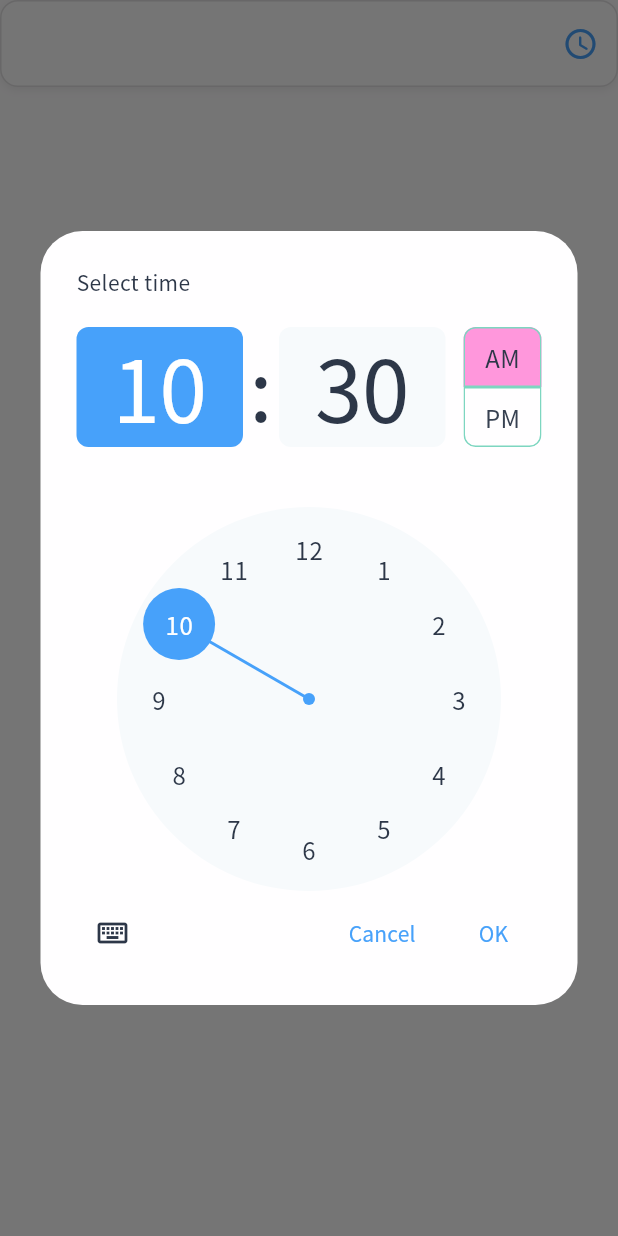
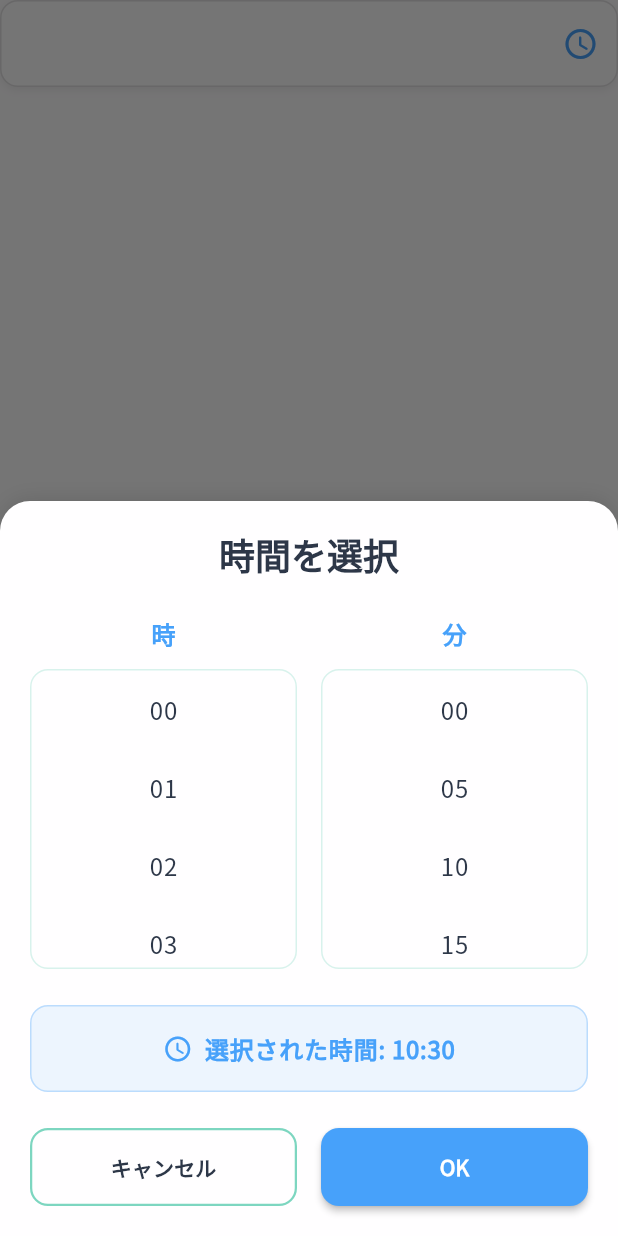
Before and after one commit to tkwest3143/solo-app, a Flutter app: the TimeInputForm widget shown alone on an empty page, opened directly with empty values, after a tap on the "access time" icon, on a phone screen of 412 x 824 dp. Run offline on Flutter 3.47's test engine with Material 3 defaults, Android fonts, the phone set to English and light mode, and no system bars; our stand-ins replace audioplayers, drift, flutter_hooks, flutter_local_notifications, freezed_annotation, go_router and 6 more; accounts and stored records are empty; generated files the repository leaves out were written again; network calls fail; statements that could not run were skipped.

Commit message:
日本語ロケールのサポートを追加し、カスタム時間ピッカーを実装

```diff
--- a/lib/main.dart
+++ b/lib/main.dart
@@ -1,6 +1,7 @@
 import 'package:flutter/material.dart';
 import 'package:flutter/services.dart';
 import 'package:flutter_hooks/flutter_hooks.dart';
+import 'package:flutter_localizations/flutter_localizations.dart';
 import 'package:google_mobile_ads/google_mobile_ads.dart';
 import 'package:hooks_riverpod/hooks_riverpod.dart';
 import 'package:intl/date_symbol_data_local.dart';
@@ -66,6 +67,15 @@ class MyApp extends HookConsumerWidget {
           theme: lightTheme,
           darkTheme: darkTheme,
           themeMode: settings.themeMode,
+          locale: const Locale('ja', 'JP'),
+          localizationsDelegates: const [
+            GlobalMaterialLocalizations.delegate,
+            GlobalWidgetsLocalizations.delegate,
+            GlobalCupertinoLocalizations.delegate,
+          ],
+          supportedLocales: const [
+            Locale('ja', 'JP'),
+          ],
           routeInformationParser: router.routeInformationParser,
           routerDelegate: router.routerDelegate,
           routeInformationProvider: router.routeInformationProvider,
--- a/lib/screen/widgets/global.dart
+++ b/lib/screen/widgets/global.dart
@@ -6,6 +6,7 @@ import 'package:go_router/go_router.dart';
 import 'package:google_mobile_ads/google_mobile_ads.dart';
 import 'package:solo/screen/colors.dart';
 import 'package:solo/screen/router.dart';
+import 'package:solo/screen/widgets/todo/custom_time_picker.dart';
 import 'package:solo/utilities/ad_mob_constant.dart';
 import 'package:solo/screen/states/timer_state.dart';
 import 'package:solo/models/timer_model.dart';
@@ -305,7 +306,7 @@ class TimeInputForm extends StatelessWidget {
   @override
   Widget build(BuildContext context) {
     return GestureDetector(
-      onTap: () => showTimePicker(
+      onTap: () => showCustomTimePicker(
         context: context,
         initialTime: TimeOfDay.now(),
       ).then((time) {
--- /dev/null
+++ b/lib/screen/widgets/todo/custom_time_picker.dart
@@ -0,0 +1,324 @@
+import 'package:flutter/material.dart';
+
+class CustomTimePicker extends StatefulWidget {
+  final TimeOfDay initialTime;
+  final void Function(TimeOfDay) onTimeChanged;
+
+  const CustomTimePicker({
+    super.key,
+    required this.initialTime,
+    required this.onTimeChanged,
+  });
+
+  @override
+  State<CustomTimePicker> createState() => _CustomTimePickerState();
+}
+
+class _CustomTimePickerState extends State<CustomTimePicker> {
+  late int selectedHour;
+  late int selectedMinute;
+
+  @override
+  void initState() {
+    super.initState();
+    selectedHour = widget.initialTime.hour;
+    // 5分単位に丸める
+    selectedMinute = (widget.initialTime.minute ~/ 5) * 5;
+  }
+
+  List<int> get hoursList => List.generate(24, (index) => index);
+  List<int> get minutesList => List.generate(12, (index) => index * 5);
+
+  @override
+  Widget build(BuildContext context) {
+    return Container(
+      padding: const EdgeInsets.all(20),
+      child: Column(
+        mainAxisSize: MainAxisSize.min,
+        children: [
+          Text(
+            '時間を選択',
+            style: Theme.of(context).textTheme.headlineSmall?.copyWith(
+                  fontWeight: FontWeight.bold,
+                  color: Theme.of(context).colorScheme.onSurface,
+                ),
+          ),
+          const SizedBox(height: 24),
+          Row(
+            mainAxisAlignment: MainAxisAlignment.spaceEvenly,
+            children: [
+              // 時間選択
+              Expanded(
+                child: Column(
+                  children: [
+                    Text(
+                      '時',
+                      style: Theme.of(context).textTheme.titleMedium?.copyWith(
+                            fontWeight: FontWeight.w600,
+                            color: Theme.of(context).colorScheme.primary,
+                          ),
+                    ),
+                    const SizedBox(height: 12),
+                    Container(
+                      height: 200,
+                      decoration: BoxDecoration(
+                        borderRadius: BorderRadius.circular(12),
+                        border: Border.all(
+                          color: Theme.of(context).colorScheme.outline.withValues(alpha: 0.3),
+                          width: 1,
+                        ),
+                      ),
+                      child: ListView.builder(
+                        itemCount: hoursList.length,
+                        itemBuilder: (context, index) {
+                          final hour = hoursList[index];
+                          final isSelected = hour == selectedHour;
+                          return GestureDetector(
+                            onTap: () {
+                              setState(() {
+                                selectedHour = hour;
+                              });
+                              widget.onTimeChanged(TimeOfDay(
+                                hour: selectedHour,
+                                minute: selectedMinute,
+                              ));
+                            },
+                            child: Container(
+                              padding: const EdgeInsets.symmetric(
+                                vertical: 12,
+                                horizontal: 16,
+                              ),
+                              margin: const EdgeInsets.symmetric(
+                                horizontal: 8,
+                                vertical: 2,
+                              ),
+                              decoration: BoxDecoration(
+                                color: isSelected
+                                    ? Theme.of(context).colorScheme.primary
+                                    : Colors.transparent,
+                                borderRadius: BorderRadius.circular(8),
+                              ),
+                              child: Center(
+                                child: Text(
+                                  hour.toString().padLeft(2, '0'),
+                                  style: Theme.of(context)
+                                      .textTheme
+                                      .bodyLarge
+                                      ?.copyWith(
+                                        color: isSelected
+                                            ? Theme.of(context).colorScheme.onPrimary
+                                            : Theme.of(context).colorScheme.onSurface,
+                                        fontWeight: isSelected
+                                            ? FontWeight.bold
+                                            : FontWeight.normal,
+                                      ),
+                                ),
+                              ),
+                            ),
+                          );
+                        },
+                      ),
+                    ),
+                  ],
+                ),
+              ),
+              const SizedBox(width: 16),
+              // 分選択
+              Expanded(
+                child: Column(
+                  children: [
+                    Text(
+                      '分',
+                      style: Theme.of(context).textTheme.titleMedium?.copyWith(
+                            fontWeight: FontWeight.w600,
+                            color: Theme.of(context).colorScheme.primary,
+                          ),
+                    ),
+                    const SizedBox(height: 12),
+                    Container(
+                      height: 200,
+                      decoration: BoxDecoration(
+                        borderRadius: BorderRadius.circular(12),
+                        border: Border.all(
+                          color: Theme.of(context).colorScheme.outline.withValues(alpha: 0.3),
+                          width: 1,
+                        ),
+                      ),
+                      child: ListView.builder(
+                        itemCount: minutesList.length,
+                        itemBuilder: (context, index) {
+                          final minute = minutesList[index];
+                          final isSelected = minute == selectedMinute;
+                          return GestureDetector(
+                            onTap: () {
+                              setState(() {
+                                selectedMinute = minute;
+                              });
+                              widget.onTimeChanged(TimeOfDay(
+                                hour: selectedHour,
+                                minute: selectedMinute,
+                              ));
+                            },
+                            child: Container(
+                              padding: const EdgeInsets.symmetric(
+                                vertical: 12,
+                                horizontal: 16,
+                              ),
+                              margin: const EdgeInsets.symmetric(
+                                horizontal: 8,
+                                vertical: 2,
+                              ),
+                              decoration: BoxDecoration(
+                                color: isSelected
+                                    ? Theme.of(context).colorScheme.primary
+                                    : Colors.transparent,
+                                borderRadius: BorderRadius.circular(8),
+                              ),
+                              child: Center(
+                                child: Text(
+                                  minute.toString().padLeft(2, '0'),
+                                  style: Theme.of(context)
+                                      .textTheme
+                                      .bodyLarge
+                                      ?.copyWith(
+                                        color: isSelected
+                                            ? Theme.of(context).colorScheme.onPrimary
+                                            : Theme.of(context).colorScheme.onSurface,
+                                        fontWeight: isSelected
+                                            ? FontWeight.bold
+                                            : FontWeight.normal,
+                                      ),
+                                ),
+                              ),
+                            ),
+                          );
+                        },
+                      ),
+                    ),
+                  ],
+                ),
+              ),
+            ],
+          ),
+          const SizedBox(height: 24),
+          // 選択された時間の表示
+          Container(
+            padding: const EdgeInsets.symmetric(vertical: 16, horizontal: 24),
+            decoration: BoxDecoration(
+              color: Theme.of(context).colorScheme.primary.withValues(alpha: 0.1),
+              borderRadius: BorderRadius.circular(12),
+              border: Border.all(
+                color: Theme.of(context).colorScheme.primary.withValues(alpha: 0.3),
+                width: 1,
+              ),
+            ),
+            child: Row(
+              mainAxisAlignment: MainAxisAlignment.center,
+              children: [
+                Icon(
+                  Icons.schedule_rounded,
+                  color: Theme.of(context).colorScheme.primary,
+                  size: 20,
+                ),
+                const SizedBox(width: 8),
+                Text(
+                  '選択された時間: ${selectedHour.toString().padLeft(2, '0')}:${selectedMinute.toString().padLeft(2, '0')}',
+                  style: Theme.of(context).textTheme.bodyLarge?.copyWith(
+                        fontWeight: FontWeight.w600,
+                        color: Theme.of(context).colorScheme.primary,
+                      ),
+                ),
+              ],
+            ),
+          ),
+          const SizedBox(height: 24),
+          // アクションボタン
+          Row(
+            mainAxisAlignment: MainAxisAlignment.spaceEvenly,
+            children: [
+              Expanded(
+                child: OutlinedButton(
+                  onPressed: () => Navigator.of(context).pop(),
+                  style: OutlinedButton.styleFrom(
+                    padding: const EdgeInsets.symmetric(vertical: 16),
+                    shape: RoundedRectangleBorder(
+                      borderRadius: BorderRadius.circular(12),
+                    ),
+                    side: BorderSide(
+                      color: Theme.of(context).colorScheme.outline,
+                      width: 1.5,
+                    ),
+                  ),
+                  child: Text(
+                    'キャンセル',
+                    style: TextStyle(
+                      color: Theme.of(context).colorScheme.onSurface,
+                      fontWeight: FontWeight.w600,
+                    ),
+                  ),
+                ),
+              ),
+              const SizedBox(width: 16),
+              Expanded(
+                child: ElevatedButton(
+                  onPressed: () {
+                    Navigator.of(context).pop(TimeOfDay(
+                      hour: selectedHour,
+                      minute: selectedMinute,
+                    ));
+                  },
+                  style: ElevatedButton.styleFrom(
+                    backgroundColor: Theme.of(context).colorScheme.primary,
+                    foregroundColor: Theme.of(context).colorScheme.onPrimary,
+                    padding: const EdgeInsets.symmetric(vertical: 16),
+                    shape: RoundedRectangleBorder(
+                      borderRadius: BorderRadius.circular(12),
+                    ),
+                    elevation: 2,
+                  ),
+                  child: const Text(
+                    'OK',
+                    style: TextStyle(
+                      fontWeight: FontWeight.bold,
+                    ),
+                  ),
+                ),
+              ),
+            ],
+          ),
+        ],
+      ),
+    );
+  }
+}
+
+/// カスタム時間ピッカーを表示するヘルパー関数
+Future<TimeOfDay?> showCustomTimePicker({
+  required BuildContext context,
+  required TimeOfDay initialTime,
+}) async {
+  return await showModalBottomSheet<TimeOfDay>(
+    context: context,
+    isScrollControlled: true,
+    backgroundColor: Colors.transparent,
+    builder: (context) => Container(
+      decoration: BoxDecoration(
+        color: Theme.of(context).colorScheme.surface,
+        borderRadius: const BorderRadius.vertical(top: Radius.circular(20)),
+        boxShadow: [
+          BoxShadow(
+            color: Theme.of(context).colorScheme.shadow.withValues(alpha: 0.1),
+            blurRadius: 10,
+            offset: const Offset(0, -2),
+          ),
+        ],
+      ),
+      child: CustomTimePicker(
+        initialTime: initialTime,
+        onTimeChanged: (time) {
+          // リアルタイムで時間の変更を反映
+        },
+      ),
+    ),
+  );
+}
--- a/lib/screen/widgets/todo/multi_step_add_todo_dialog.dart
+++ b/lib/screen/widgets/todo/multi_step_add_todo_dialog.dart
@@ -6,6 +6,7 @@ import 'package:solo/models/todo_model.dart';
 import 'package:solo/models/category_model.dart';
 import 'package:solo/models/todo_checklist_item_model.dart';
 import 'package:solo/screen/widgets/todo/category_selection_dialog.dart';
+import 'package:solo/screen/widgets/todo/custom_time_picker.dart';
 import 'package:solo/services/todo_service.dart';
 import 'package:solo/services/todo_checklist_item_service.dart';
 import 'package:solo/utilities/date.dart';
@@ -83,7 +84,27 @@ class _MultiStepAddTodoDialogContent extends HookConsumerWidget {
       initialDate ?? initialTodo?.dueDate ?? DateTime.now(),
     );
     final selectedTime = useState<TimeOfDay>(
-      TimeOfDay.fromDateTime(initialTodo?.dueDate ?? DateTime.now()),
+      // 30分単位で切り上げ
+      (() {
+        final date = initialTodo?.dueDate ?? DateTime.now();
+        if (initialTodo?.dueDate != null) {
+          // 既存のdueDateがある場合はそのまま
+          return TimeOfDay(hour: date.hour, minute: date.minute);
+        }
+        int hour = date.hour;
+        int minute = date.minute;
+        if (minute == 0) {
+          // ちょうど00分ならそのまま
+          return TimeOfDay(hour: hour, minute: 0);
+        } else if (minute <= 30) {
+          // 1〜30分なら30分に
+          return TimeOfDay(hour: hour, minute: 30);
+        } else {
+          // 31分以降は次の時間の00分
+          hour = (hour + 1) % 24;
+          return TimeOfDay(hour: hour, minute: 0);
+        }
+      })(),
     );
     final selectedColor = useState<String>(initialTodo?.color ?? 'blue');
     final selectedCategory = useState<CategoryModel?>(null);
@@ -1328,7 +1349,7 @@ class _MultiStepAddTodoDialogContent extends HookConsumerWidget {
         const Spacer(),
         ElevatedButton(
           onPressed: () async {
-            final pickedTime = await showTimePicker(
+            final pickedTime = await showCustomTimePicker(
               context: context,
               initialTime: selectedTime.value,
             );
--- a/pubspec.yaml
+++ b/pubspec.yaml
@@ -7,6 +7,8 @@ environment:
   sdk: ^3.6.1
 dependencies:
   flutter:
+    sdk: flutter
+  flutter_localizations:
     sdk: flutter
   cupertino_icons: ^1.0.8
   flutter_hooks: ^0.21.2
```
Also changed, not shown: pubspec.lock, 1 other file.
